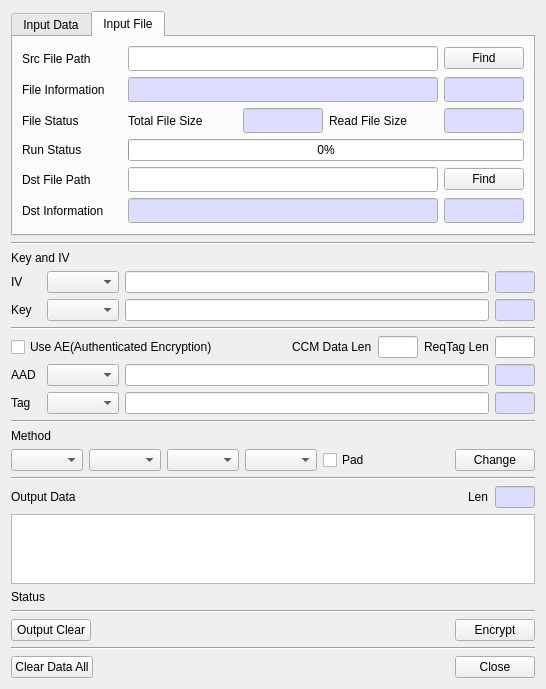
Above: BerEditor/enc_dec_dlg.ui from jykim74/BerEditor before the change. Below: the same form after it.
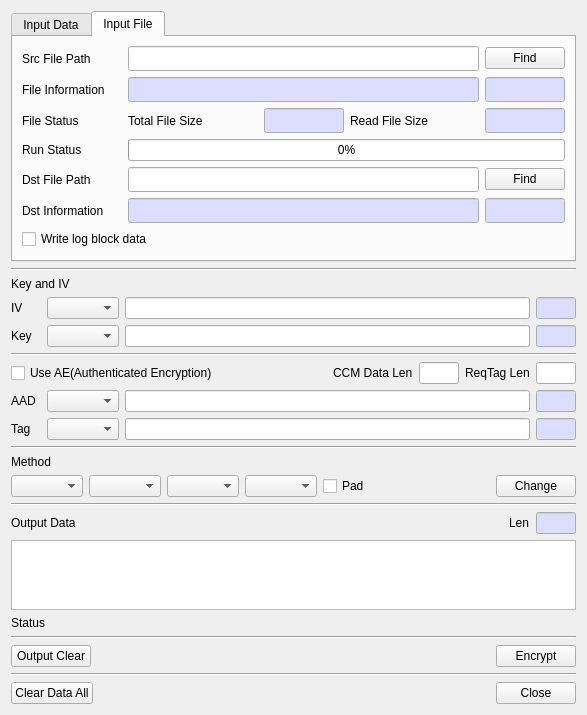
That is the form after the change. The open tabs and pages were chosen to show the change.

Diff of the .ui file:
```diff
--- a/BerEditor/enc_dec_dlg.ui
+++ b/BerEditor/enc_dec_dlg.ui
@@ -6,8 +6,8 @@
    <rect>
     <x>0</x>
     <y>0</y>
-    <width>546</width>
-    <height>682</height>
+    <width>587</width>
+    <height>704</height>
    </rect>
   </property>
   <property name="windowTitle">
@@ -735,6 +735,13 @@
          </item>
         </layout>
        </item>
+       <item>
+        <widget class="QCheckBox" name="mWriteLogCheck">
+         <property name="text">
+          <string>Write log block data</string>
+         </property>
+        </widget>
+       </item>
        <item>
         <spacer name="verticalSpacer">
          <property name="orientation">
```
Left out of the diff: 2 changed lines with no effect on the pictures.
